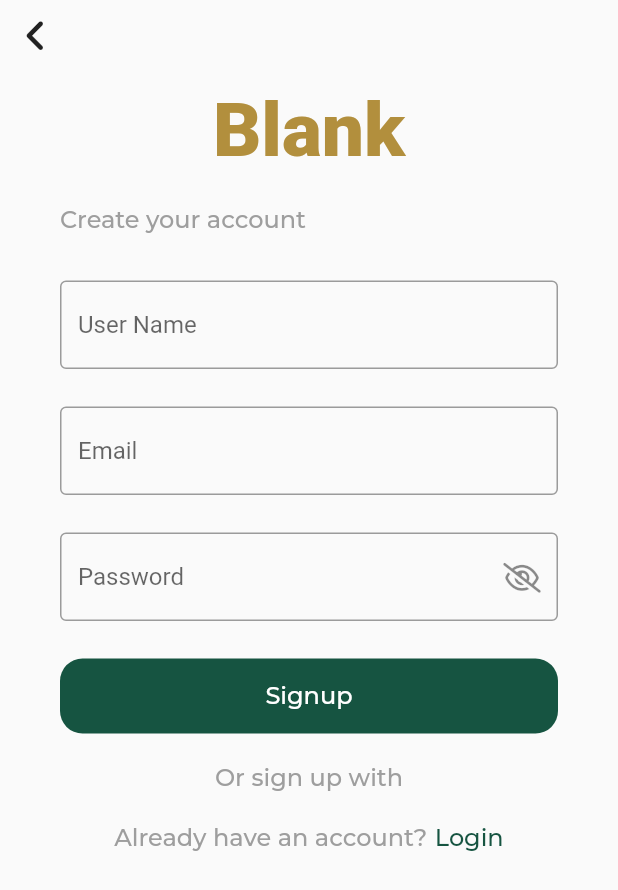
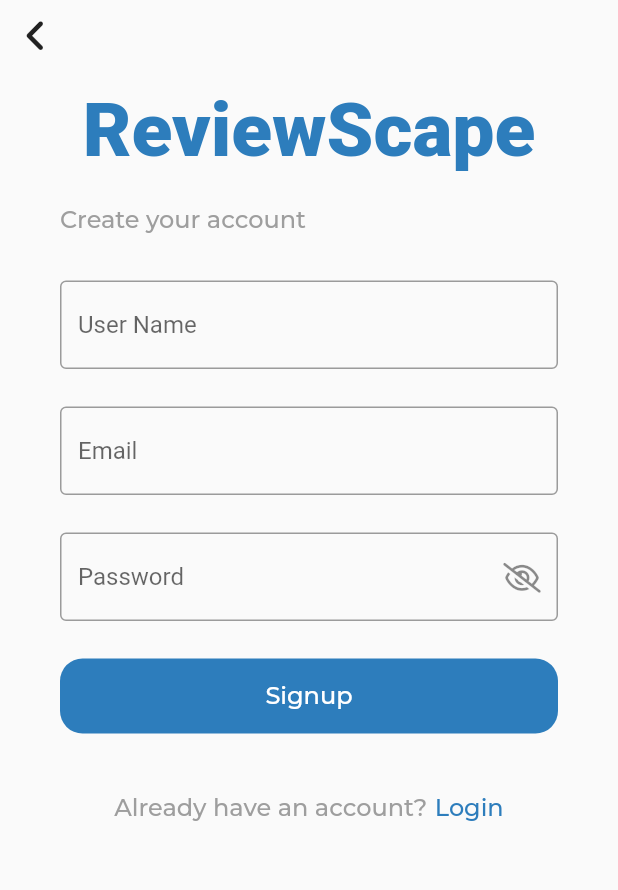
Before and after one commit to naomitimm/Ethio-Agri-CEFT, a Flutter app: the SignupScreen screen opened directly, after a tap on an icon or button, on a phone screen of 412 x 824 dp. Shown: the top 890 px of the screen. Run offline on Flutter 3.47's test engine with Material 2 defaults, Android fonts, the phone set to English and light mode, and no system bars; our stand-ins replace bloc, equatable, flutter_bloc, font_awesome_flutter, google_fonts.

Commit message:
re-palette

```diff
--- a/ethio_agri_ceft_app/lib/main.dart
+++ b/ethio_agri_ceft_app/lib/main.dart
@@ -1,11 +1,11 @@
 import 'package:ethio_agri_ceft_app/presentation/exports.dart';
 
 void main() {
-  runApp(const UnnamedApp());
+  runApp(const ReviewScape());
 }
 
-class UnnamedApp extends StatelessWidget {
-  const UnnamedApp({Key? key}) : super(key: key);
+class ReviewScape extends StatelessWidget {
+  const ReviewScape({Key? key}) : super(key: key);
 
   @override
   Widget build(BuildContext context) {
@@ -39,8 +39,8 @@ class UnnamedPages extends StatelessWidget {
         return MaterialApp(
           home: Navigator(
             pages: [
-              const MaterialPage(child: LandingScreen()),
-              // const MaterialPage(child: DashboardScreen()),
+              // const MaterialPage(child: LandingScreen()),
+              const MaterialPage(child: DashboardScreen()),
               if (state is SignupRoute) MaterialPage(child: SignupScreen()),
               if (state is LoginRoute) MaterialPage(child: LoginScreen()),
               if (state is LandingRoute)
--- a/ethio_agri_ceft_app/lib/presentation/auth/landing_screen.dart
+++ b/ethio_agri_ceft_app/lib/presentation/auth/landing_screen.dart
@@ -6,6 +6,7 @@ class LandingScreen extends StatelessWidget {
   @override
   Widget build(BuildContext context) {
     final navCubit = context.read<NavigationCubit>();
+    final size = MediaQuery.of(context).size;
     return Scaffold(
       body: ListView(
         children: [
@@ -15,14 +16,14 @@ class LandingScreen extends StatelessWidget {
             child: Column(
               crossAxisAlignment: CrossAxisAlignment.center,
               children: [
-                const AppHeadline(
-                  color: Color.fromRGBO(178, 143, 61, 1),
-                ),
-                const IntroText(
-                    color: Color.fromRGBO(178, 143, 61, 1),
-                    text: "Lorem ipsum hhhhhhhhhhhhhhhhhhhh"),
-                const SizedBox(
-                  height: 20,
+                // const AppHeadline(
+                //   color: Color.fromRGBO(45, 125, 188, 1),
+                // ),
+                // const IntroText(
+                //     color: Color.fromRGBO(45, 125, 188, 1),
+                //     text: "Lorem ipsum hhhhhhhhhhhhhhhhhhhh"),
+                SizedBox(
+                  height: size.height / 10,
                 ),
                 ButtonWithArrow(
                   text: "New Account",
@@ -35,7 +36,7 @@ class LandingScreen extends StatelessWidget {
                   height: 10,
                 ),
                 LinkText(
-                  color: const Color.fromRGBO(178, 143, 61, 1),
+                  color: const Color.fromRGBO(45, 125, 188, 1),
                   text: "Login",
                   navigator: () {
                     navCubit.toLoginScreen();
--- a/ethio_agri_ceft_app/lib/presentation/auth/signup_screen.dart
+++ b/ethio_agri_ceft_app/lib/presentation/auth/signup_screen.dart
@@ -31,7 +31,7 @@ class SignupScreen extends StatelessWidget {
           const Align(
               alignment: Alignment.topCenter,
               child: AppHeadline(
-                color: Color.fromRGBO(178, 143, 61, 1),
+                color: Color.fromRGBO(45, 125, 188, 1),
               )),
           const SizedBox(
             height: 20,
@@ -81,7 +81,7 @@ class SignupScreen extends StatelessWidget {
                   },
                   builder: (context, state) {
                     if (state is SignupInitial) {
-                      return AuthWideGreenButton(
+                      return AuthWideBlueButton(
                           lable: "Signup",
                           dispatcher: () {
                             context.read<SignupBloc>().add(SignupRequested(
@@ -97,17 +97,8 @@ class SignupScreen extends StatelessWidget {
                     return Container();
                   },
                 ),
-                const GreyText(text: "Or sign up with"),
                 const SizedBox(
                   height: 10,
-                ),
-                Row(
-                  mainAxisAlignment: MainAxisAlignment.center,
-                  children: const [
-                    // ExtraAuthRoutes(image: "assets/home_page/google.png"),
-                    // ExtraAuthRoutes(image: "assets/home_page/facebook.png"),
-                    // ExtraAuthRoutes(image: "assets/home_page/twitter.png"),
-                  ],
                 ),
                 const SizedBox(
                   height: 10,
@@ -128,7 +119,7 @@ class SignupScreen extends StatelessWidget {
                           navigator: () {
                             navCubit.toLoginScreen();
                           },
-                          color: const Color.fromRGBO(22, 84, 65, 1),
+                          color: const Color.fromRGBO(45, 125, 188, 1),
                         )),
                   ],
                 ),
--- a/ethio_agri_ceft_app/lib/presentation/auth/widgets/buttons/auth_buttons.dart
+++ b/ethio_agri_ceft_app/lib/presentation/auth/widgets/buttons/auth_buttons.dart
@@ -19,7 +19,7 @@ class ButtonWithArrow extends StatelessWidget {
         height: 40,
         width: 190,
         decoration: const BoxDecoration(
-            color: Color.fromRGBO(178, 143, 61, 1),
+            color: Color.fromRGBO(45, 125, 188, 1),
             borderRadius: BorderRadius.all(Radius.circular(10))),
         child: Row(
           mainAxisAlignment: MainAxisAlignment.spaceAround,
@@ -70,7 +70,7 @@ class AuthButtonWithArrow extends StatelessWidget {
         height: 40,
         width: 190,
         decoration: const BoxDecoration(
-            color: Color.fromRGBO(151, 77, 36, 1),
+            color: Color.fromRGBO(45, 125, 188, 1),
             borderRadius: BorderRadius.all(Radius.circular(10))),
         child: Row(
           mainAxisAlignment: MainAxisAlignment.spaceAround,
@@ -110,7 +110,7 @@ class ButtonLoading extends StatelessWidget {
         height: 40,
         width: 190,
         decoration: const BoxDecoration(
-            color: Color.fromRGBO(151, 77, 36, 1),
+            color: Color.fromRGBO(45, 125, 188, 1),
             borderRadius: BorderRadius.all(Radius.circular(10))),
         child: Row(
           mainAxisAlignment: MainAxisAlignment.spaceAround,
@@ -133,11 +133,11 @@ class ButtonLoading extends StatelessWidget {
   }
 }
 
-class AuthWideGreenButton extends StatelessWidget {
+class AuthWideBlueButton extends StatelessWidget {
   final String lable;
   final void Function() dispatcher;
   final GlobalKey<FormState> formKey;
-  const AuthWideGreenButton(
+  const AuthWideBlueButton(
       {Key? key,
       required this.lable,
       required this.dispatcher,
@@ -159,7 +159,7 @@ class AuthWideGreenButton extends StatelessWidget {
               height: 50,
               decoration: const BoxDecoration(
                 borderRadius: BorderRadius.all(Radius.circular(15)),
-                color: Color.fromRGBO(22, 84, 65, 1),
+                color: Color.fromRGBO(45, 125, 188, 1),
               ),
               child: Center(
                 child: Text(lable,
@@ -186,7 +186,7 @@ class AuthLoadingButton extends StatelessWidget {
             height: 50,
             decoration: const BoxDecoration(
               borderRadius: BorderRadius.all(Radius.circular(15)),
-              color: Color.fromRGBO(22, 84, 65, 1),
+              color: Color.fromRGBO(45, 125, 188, 1),
             ),
             child: const Center(
               child: CircularProgressIndicator(
--- a/ethio_agri_ceft_app/lib/presentation/auth/widgets/wave/wave.dart
+++ b/ethio_agri_ceft_app/lib/presentation/auth/widgets/wave/wave.dart
@@ -11,7 +11,7 @@ class LandingPageWave extends StatelessWidget {
       child: Stack(
         children: [
           Container(
-            color: const Color.fromRGBO(178, 143, 61, 1),
+            color: const Color.fromRGBO(45, 125, 188, 1),
             height: size.height / 1.6,
             width: double.infinity,
           ),
--- a/ethio_agri_ceft_app/lib/presentation/dashboard/home_screen.dart
+++ b/ethio_agri_ceft_app/lib/presentation/dashboard/home_screen.dart
@@ -1,7 +1,3 @@
-import 'package:ethio_agri_ceft_app/domain/product/product_model.dart';
-import 'package:ethio_agri_ceft_app/presentation/dashboard/widgets/home/product_type_widget.dart';
-import 'package:ethio_agri_ceft_app/presentation/dashboard/widgets/home/search_widget.dart';
-import 'package:ethio_agri_ceft_app/presentation/dashboard/widgets/home/text_widgets.dart';
 import 'package:ethio_agri_ceft_app/presentation/exports.dart';
 
 class HomeScreen extends StatelessWidget {
--- a/ethio_agri_ceft_app/lib/presentation/dashboard/profile_screen.dart
+++ b/ethio_agri_ceft_app/lib/presentation/dashboard/profile_screen.dart
@@ -70,7 +70,7 @@ class ProfileScreen extends StatelessWidget {
                     children: [
                       const CircleAvatar(
                         radius: 50,
-                        backgroundColor: Color.fromRGBO(36, 88, 64, 1),
+                        backgroundColor: Color.fromRGBO(45, 125, 188, 1),
                       ),
                       const SizedBox(
                         width: 20,
@@ -100,7 +100,7 @@ class ProfileScreen extends StatelessWidget {
                   const SizedBox(
                     height: 30,
                   ),
-                  WideGreenButton(
+                  WideBlueButton(
                       dispatcher: () {
                         showBottomSheet(
                             context: context,
--- a/ethio_agri_ceft_app/lib/presentation/dashboard/widgets/home/search_widget.dart
+++ b/ethio_agri_ceft_app/lib/presentation/dashboard/widgets/home/search_widget.dart
@@ -9,14 +9,14 @@ class MySearchBar extends StatelessWidget {
     return Padding(
       padding: const EdgeInsets.symmetric(vertical: 10),
       child: CupertinoSearchTextField(
-        itemColor: const Color.fromRGBO(178, 143, 61, 1),
+        itemColor: const Color.fromRGBO(45, 125, 188, 1),
         placeholderStyle: const TextStyle(
           color: Color.fromARGB(255, 158, 158, 158),
         ),
         style: GoogleFonts.montserrat(
           textStyle: const TextStyle(fontSize: 18, fontWeight: FontWeight.w500),
         ),
-        backgroundColor: const Color.fromRGBO(178, 143, 61, 1).withOpacity(0.1),
+        backgroundColor: const Color.fromRGBO(45, 125, 188, 1).withOpacity(0.1),
       ),
     );
   }
--- a/ethio_agri_ceft_app/lib/presentation/exports.dart
+++ b/ethio_agri_ceft_app/lib/presentation/exports.dart
@@ -25,6 +25,12 @@ export 'package:ethio_agri_ceft_app/presentation/auth/widgets/wave/wave.dart';
 export 'package:ethio_agri_ceft_app/presentation/auth/widgets/buttons/auth_buttons.dart';
 export 'package:ethio_agri_ceft_app/presentation/auth/widgets/text/text_fields.dart';
 export 'package:ethio_agri_ceft_app/presentation/dashboard/widgets/profile/alert_widget.dart';
+export 'package:ethio_agri_ceft_app/presentation/dashboard/widgets/home/product_type_widget.dart';
+export 'package:ethio_agri_ceft_app/presentation/dashboard/widgets/home/search_widget.dart';
+export 'package:ethio_agri_ceft_app/presentation/dashboard/widgets/home/text_widgets.dart';
 
 // validator
 export 'package:ethio_agri_ceft_app/domain/user/user_validator.dart';
+
+// model
+export 'package:ethio_agri_ceft_app/domain/product/product_model.dart';
```
Also changed, not shown: ethio_agri_ceft_app/lib/application/wishlist/wishlist_bloc.dart (added, +20 -0 lines), ethio_agri_ceft_app/lib/application/wishlist/wishlist_event.dart (added, +26 -0 lines), ethio_agri_ceft_app/lib/application/wishlist/wishlist_state.dart (added, +28 -0 lines), ethio_agri_ceft_app/lib/presentation/auth/login_screen.dart (+3 -12 lines), ethio_agri_ceft_app/lib/presentation/auth/widgets/text/text.dart (+6 -6 lines), ethio_agri_ceft_app/lib/presentation/dashboard/dashboard_screen.dart (+4 -4 lines), ethio_agri_ceft_app/lib/presentation/dashboard/widgets/buttons.dart (+4 -5 lines), ethio_agri_ceft_app/lib/presentation/dashboard/widgets/home/product_type_widget.dart (+3 -4 lines).
